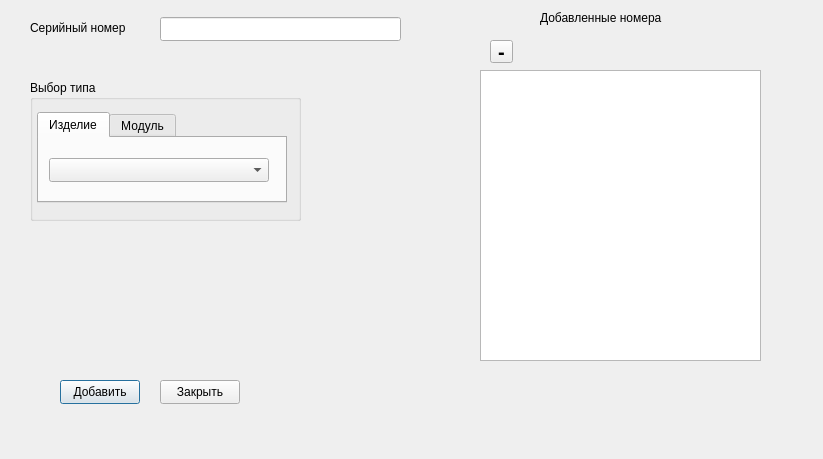
This is app/createdevicewindow.ui in AlexeyScherbakov2021/Remont as Qt 5 draws it before an edit. The edited form follows.
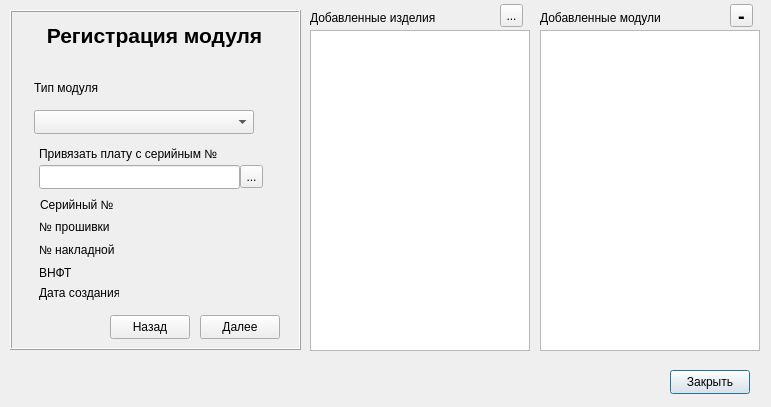
This is the edited form. The open tabs and pages were chosen to show the change.

Commit message: Регистрация устройств с платами

Diff of the .ui file:
```diff
--- a/app/createdevicewindow.ui
+++ b/app/createdevicewindow.ui
@@ -6,54 +6,18 @@
    <rect>
     <x>0</x>
     <y>0</y>
-    <width>823</width>
-    <height>459</height>
+    <width>771</width>
+    <height>407</height>
    </rect>
   </property>
   <property name="windowTitle">
    <string>Регистрация устройства</string>
   </property>
-  <widget class="QLabel" name="label">
-   <property name="geometry">
-    <rect>
-     <x>30</x>
-     <y>20</y>
-     <width>121</width>
-     <height>16</height>
-    </rect>
-   </property>
-   <property name="text">
-    <string>Серийный номер</string>
-   </property>
-  </widget>
-  <widget class="QLineEdit" name="leNumber">
-   <property name="geometry">
-    <rect>
-     <x>160</x>
-     <y>17</y>
-     <width>241</width>
-     <height>24</height>
-    </rect>
-   </property>
-  </widget>
-  <widget class="QPushButton" name="pbAdd">
-   <property name="geometry">
-    <rect>
-     <x>60</x>
-     <y>380</y>
-     <width>80</width>
-     <height>24</height>
-    </rect>
-   </property>
-   <property name="text">
-    <string>Добавить</string>
-   </property>
-  </widget>
   <widget class="QPushButton" name="pbClose">
    <property name="geometry">
     <rect>
-     <x>160</x>
-     <y>380</y>
+     <x>670</x>
+     <y>370</y>
      <width>80</width>
      <height>24</height>
     </rect>
@@ -65,10 +29,10 @@
   <widget class="QListWidget" name="listWidget">
    <property name="geometry">
     <rect>
-     <x>480</x>
-     <y>70</y>
-     <width>281</width>
-     <height>291</height>
+     <x>540</x>
+     <y>30</y>
+     <width>220</width>
+     <height>321</height>
     </rect>
    </property>
   </widget>
@@ -77,75 +41,19 @@
     <rect>
      <x>540</x>
      <y>10</y>
-     <width>211</width>
+     <width>141</width>
      <height>16</height>
     </rect>
    </property>
    <property name="text">
-    <string>Добавленные номера</string>
+    <string>Добавленные модули</string>
    </property>
   </widget>
-  <widget class="QGroupBox" name="groupBox">
+  <widget class="QToolButton" name="tbDeleteModul">
    <property name="geometry">
     <rect>
-     <x>30</x>
-     <y>80</y>
-     <width>271</width>
-     <height>141</height>
-    </rect>
-   </property>
-   <property name="title">
-    <string>Выбор типа</string>
-   </property>
-   <widget class="QTabWidget" name="tabWidget">
-    <property name="geometry">
-     <rect>
-      <x>7</x>
-      <y>32</y>
-      <width>250</width>
-      <height>91</height>
-     </rect>
-    </property>
-    <property name="currentIndex">
-     <number>0</number>
-    </property>
-    <widget class="QWidget" name="tab">
-     <attribute name="title">
-      <string>Изделие</string>
-     </attribute>
-     <widget class="QComboBox" name="cbProduct">
-      <property name="geometry">
-       <rect>
-        <x>10</x>
-        <y>20</y>
-        <width>220</width>
-        <height>24</height>
-       </rect>
-      </property>
-     </widget>
-    </widget>
-    <widget class="QWidget" name="tab_2">
-     <attribute name="title">
-      <string>Модуль</string>
-     </attribute>
-     <widget class="QComboBox" name="cbModul">
-      <property name="geometry">
-       <rect>
-        <x>10</x>
-        <y>20</y>
-        <width>220</width>
-        <height>24</height>
-       </rect>
-      </property>
-     </widget>
-    </widget>
-   </widget>
-  </widget>
-  <widget class="QToolButton" name="tbDelete">
-   <property name="geometry">
-    <rect>
-     <x>490</x>
-     <y>40</y>
+     <x>730</x>
+     <y>4</y>
      <width>23</width>
      <height>23</height>
     </rect>
@@ -160,6 +68,669 @@
     <string>-</string>
    </property>
   </widget>
+  <widget class="QFrame" name="frame">
+   <property name="geometry">
+    <rect>
+     <x>10</x>
+     <y>10</y>
+     <width>291</width>
+     <height>340</height>
+    </rect>
+   </property>
+   <property name="frameShape">
+    <enum>QFrame::Shape::Box</enum>
+   </property>
+   <property name="frameShadow">
+    <enum>QFrame::Shadow::Raised</enum>
+   </property>
+   <widget class="QStackedWidget" name="stackedWidget">
+    <property name="geometry">
+     <rect>
+      <x>4</x>
+      <y>10</y>
+      <width>281</width>
+      <height>281</height>
+     </rect>
+    </property>
+    <property name="currentIndex">
+     <number>0</number>
+    </property>
+    <widget class="QWidget" name="page">
+     <widget class="QRadioButton" name="radioButton_2">
+      <property name="geometry">
+       <rect>
+        <x>60</x>
+        <y>110</y>
+        <width>91</width>
+        <height>22</height>
+       </rect>
+      </property>
+      <property name="text">
+       <string>Модуль</string>
+      </property>
+     </widget>
+     <widget class="QRadioButton" name="rbProd">
+      <property name="geometry">
+       <rect>
+        <x>60</x>
+        <y>80</y>
+        <width>91</width>
+        <height>22</height>
+       </rect>
+      </property>
+      <property name="text">
+       <string>Изделие</string>
+      </property>
+      <property name="checked">
+       <bool>true</bool>
+      </property>
+     </widget>
+    </widget>
+    <widget class="QWidget" name="page_2">
+     <widget class="QLabel" name="label_8">
+      <property name="geometry">
+       <rect>
+        <x>60</x>
+        <y>50</y>
+        <width>91</width>
+        <height>16</height>
+       </rect>
+      </property>
+      <property name="text">
+       <string>Тип изделия</string>
+      </property>
+     </widget>
+     <widget class="QComboBox" name="cbProduct">
+      <property name="geometry">
+       <rect>
+        <x>40</x>
+        <y>80</y>
+        <width>220</width>
+        <height>24</height>
+       </rect>
+      </property>
+     </widget>
+     <widget class="QLineEdit" name="leNumProduct">
+      <property name="geometry">
+       <rect>
+        <x>40</x>
+        <y>140</y>
+        <width>221</width>
+        <height>24</height>
+       </rect>
+      </property>
+     </widget>
+     <widget class="QLabel" name="label_10">
+      <property name="geometry">
+       <rect>
+        <x>40</x>
+        <y>120</y>
+        <width>111</width>
+        <height>16</height>
+       </rect>
+      </property>
+      <property name="text">
+       <string>Серийный номер</string>
+      </property>
+     </widget>
+     <widget class="QLabel" name="label_12">
+      <property name="geometry">
+       <rect>
+        <x>30</x>
+        <y>0</y>
+        <width>241</width>
+        <height>31</height>
+       </rect>
+      </property>
+      <property name="font">
+       <font>
+        <pointsize>16</pointsize>
+        <bold>true</bold>
+       </font>
+      </property>
+      <property name="text">
+       <string>Регистрация изделия</string>
+      </property>
+      <property name="alignment">
+       <set>Qt::AlignmentFlag::AlignCenter</set>
+      </property>
+     </widget>
+    </widget>
+    <widget class="QWidget" name="page_3">
+     <widget class="QLabel" name="label_9">
+      <property name="geometry">
+       <rect>
+        <x>20</x>
+        <y>60</y>
+        <width>101</width>
+        <height>16</height>
+       </rect>
+      </property>
+      <property name="text">
+       <string>Тип модуля</string>
+      </property>
+     </widget>
+     <widget class="QComboBox" name="cbModul">
+      <property name="geometry">
+       <rect>
+        <x>20</x>
+        <y>90</y>
+        <width>220</width>
+        <height>24</height>
+       </rect>
+      </property>
+     </widget>
+     <widget class="QLabel" name="lbDatePlate">
+      <property name="geometry">
+       <rect>
+        <x>120</x>
+        <y>266</y>
+        <width>140</width>
+        <height>16</height>
+       </rect>
+      </property>
+      <property name="font">
+       <font>
+        <bold>true</bold>
+       </font>
+      </property>
+      <property name="text">
+       <string/>
+      </property>
+     </widget>
+     <widget class="QLabel" name="label_3">
+      <property name="geometry">
+       <rect>
+        <x>25</x>
+        <y>126</y>
+        <width>191</width>
+        <height>16</height>
+       </rect>
+      </property>
+      <property name="text">
+       <string>Привязать плату с серийным №</string>
+      </property>
+     </widget>
+     <widget class="QLabel" name="lbNumberDocPlate">
+      <property name="geometry">
+       <rect>
+        <x>120</x>
+        <y>222</y>
+        <width>140</width>
+        <height>16</height>
+       </rect>
+      </property>
+      <property name="font">
+       <font>
+        <bold>true</bold>
+       </font>
+      </property>
+      <property name="text">
+       <string/>
+      </property>
+     </widget>
+     <widget class="QLabel" name="lbVNFTPlate">
+      <property name="geometry">
+       <rect>
+        <x>120</x>
+        <y>244</y>
+        <width>140</width>
+        <height>16</height>
+       </rect>
+      </property>
+      <property name="font">
+       <font>
+        <bold>true</bold>
+       </font>
+      </property>
+      <property name="text">
+       <string/>
+      </property>
+     </widget>
+     <widget class="QLabel" name="label_7">
+      <property name="geometry">
+       <rect>
+        <x>25</x>
+        <y>265</y>
+        <width>80</width>
+        <height>16</height>
+       </rect>
+      </property>
+      <property name="text">
+       <string>Дата создания</string>
+      </property>
+     </widget>
+     <widget class="QLineEdit" name="leSearchPlate">
+      <property name="geometry">
+       <rect>
+        <x>25</x>
+        <y>145</y>
+        <width>201</width>
+        <height>24</height>
+       </rect>
+      </property>
+     </widget>
+     <widget class="QLabel" name="lbNumberFWPlate">
+      <property name="geometry">
+       <rect>
+        <x>120</x>
+        <y>199</y>
+        <width>140</width>
+        <height>16</height>
+       </rect>
+      </property>
+      <property name="font">
+       <font>
+        <bold>true</bold>
+       </font>
+      </property>
+      <property name="text">
+       <string/>
+      </property>
+     </widget>
+     <widget class="QLabel" name="label_4">
+      <property name="geometry">
+       <rect>
+        <x>25</x>
+        <y>199</y>
+        <width>80</width>
+        <height>16</height>
+       </rect>
+      </property>
+      <property name="text">
+       <string>№ прошивки</string>
+      </property>
+     </widget>
+     <widget class="QLabel" name="label_5">
+      <property name="geometry">
+       <rect>
+        <x>25</x>
+        <y>222</y>
+        <width>80</width>
+        <height>16</height>
+       </rect>
+      </property>
+      <property name="text">
+       <string>№ накладной</string>
+      </property>
+     </widget>
+     <widget class="QLabel" name="label_6">
+      <property name="geometry">
+       <rect>
+        <x>25</x>
+        <y>245</y>
+        <width>80</width>
+        <height>16</height>
+       </rect>
+      </property>
+      <property name="text">
+       <string>ВНФТ</string>
+      </property>
+     </widget>
+     <widget class="QToolButton" name="tbSearchPlate">
+      <property name="geometry">
+       <rect>
+        <x>226</x>
+        <y>145</y>
+        <width>23</width>
+        <height>23</height>
+       </rect>
+      </property>
+      <property name="text">
+       <string>...</string>
+      </property>
+     </widget>
+     <widget class="QLabel" name="label_13">
+      <property name="geometry">
+       <rect>
+        <x>20</x>
+        <y>0</y>
+        <width>241</width>
+        <height>31</height>
+       </rect>
+      </property>
+      <property name="font">
+       <font>
+        <pointsize>16</pointsize>
+        <bold>true</bold>
+       </font>
+      </property>
+      <property name="text">
+       <string>Регистрация модуля</string>
+      </property>
+      <property name="alignment">
+       <set>Qt::AlignmentFlag::AlignCenter</set>
+      </property>
+     </widget>
+     <widget class="QLabel" name="label_21">
+      <property name="geometry">
+       <rect>
+        <x>26</x>
+        <y>177</y>
+        <width>81</width>
+        <height>16</height>
+       </rect>
+      </property>
+      <property name="text">
+       <string>Серийный №</string>
+      </property>
+     </widget>
+     <widget class="QLabel" name="lbNumberPlate">
+      <property name="geometry">
+       <rect>
+        <x>117</x>
+        <y>178</y>
+        <width>140</width>
+        <height>16</height>
+       </rect>
+      </property>
+      <property name="font">
+       <font>
+        <bold>true</bold>
+       </font>
+      </property>
+      <property name="text">
+       <string/>
+      </property>
+     </widget>
+    </widget>
+    <widget class="QWidget" name="page_4">
+     <widget class="QLabel" name="label_11">
+      <property name="geometry">
+       <rect>
+        <x>24</x>
+        <y>210</y>
+        <width>131</width>
+        <height>16</height>
+       </rect>
+      </property>
+      <property name="text">
+       <string>Серийный номер</string>
+      </property>
+     </widget>
+     <widget class="QLineEdit" name="leNumModul">
+      <property name="geometry">
+       <rect>
+        <x>24</x>
+        <y>230</y>
+        <width>211</width>
+        <height>24</height>
+       </rect>
+      </property>
+     </widget>
+     <widget class="QLabel" name="label_14">
+      <property name="geometry">
+       <rect>
+        <x>20</x>
+        <y>0</y>
+        <width>241</width>
+        <height>31</height>
+       </rect>
+      </property>
+      <property name="font">
+       <font>
+        <pointsize>16</pointsize>
+        <bold>true</bold>
+       </font>
+      </property>
+      <property name="text">
+       <string>Регистрация модуля</string>
+      </property>
+      <property name="alignment">
+       <set>Qt::AlignmentFlag::AlignCenter</set>
+      </property>
+     </widget>
+     <widget class="QLabel" name="label_15">
+      <property name="geometry">
+       <rect>
+        <x>20</x>
+        <y>40</y>
+        <width>101</width>
+        <height>16</height>
+       </rect>
+      </property>
+      <property name="text">
+       <string>Тип модуля</string>
+      </property>
+     </widget>
+     <widget class="QLabel" name="lbNumberDocPlate_2">
+      <property name="geometry">
+       <rect>
+        <x>130</x>
+        <y>123</y>
+        <width>150</width>
+        <height>16</height>
+       </rect>
+      </property>
+      <property name="font">
+       <font>
+        <bold>true</bold>
+       </font>
+      </property>
+      <property name="text">
+       <string/>
+      </property>
+     </widget>
+     <widget class="QLabel" name="lbVNFTPlate_2">
+      <property name="geometry">
+       <rect>
+        <x>130</x>
+        <y>147</y>
+        <width>150</width>
+        <height>16</height>
+       </rect>
+      </property>
+      <property name="font">
+       <font>
+        <bold>true</bold>
+       </font>
+      </property>
+      <property name="text">
+       <string/>
+      </property>
+     </widget>
+     <widget class="QLabel" name="label_16">
+      <property name="geometry">
+       <rect>
+        <x>20</x>
+        <y>170</y>
+        <width>80</width>
+        <height>16</height>
+       </rect>
+      </property>
+      <property name="text">
+       <string>Дата создания</string>
+      </property>
+     </widget>
+     <widget class="QLabel" name="lbNumberFWPlate_2">
+      <property name="geometry">
+       <rect>
+        <x>130</x>
+        <y>100</y>
+        <width>150</width>
+        <height>16</height>
+       </rect>
+      </property>
+      <property name="font">
+       <font>
+        <bold>true</bold>
+       </font>
+      </property>
+      <property name="text">
+       <string/>
+      </property>
+     </widget>
+     <widget class="QLabel" name="lbDatePlate_2">
+      <property name="geometry">
+       <rect>
+        <x>130</x>
+        <y>170</y>
+        <width>150</width>
+        <height>16</height>
+       </rect>
+      </property>
+      <property name="font">
+       <font>
+        <bold>true</bold>
+       </font>
+      </property>
+      <property name="text">
+       <string/>
+      </property>
+     </widget>
+     <widget class="QLabel" name="label_17">
+      <property name="geometry">
+       <rect>
+        <x>20</x>
+        <y>100</y>
+        <width>80</width>
+        <height>16</height>
+       </rect>
+      </property>
+      <property name="text">
+       <string>№ прошивки</string>
+      </property>
+     </widget>
+     <widget class="QLabel" name="label_18">
+      <property name="geometry">
+       <rect>
+        <x>20</x>
+        <y>123</y>
+        <width>80</width>
+        <height>16</height>
+       </rect>
+      </property>
+      <property name="text">
+       <string>№ накладной</string>
+      </property>
+     </widget>
+     <widget class="QLabel" name="label_19">
+      <property name="geometry">
+       <rect>
+        <x>20</x>
+        <y>147</y>
+        <width>80</width>
+        <height>16</height>
+       </rect>
+      </property>
+      <property name="text">
+       <string>ВНФТ</string>
+      </property>
+     </widget>
+     <widget class="QLabel" name="lbNumberPlate_2">
+      <property name="geometry">
+       <rect>
+        <x>130</x>
+        <y>73</y>
+        <width>150</width>
+        <height>16</height>
+       </rect>
+      </property>
+      <property name="font">
+       <font>
+        <bold>true</bold>
+       </font>
+      </property>
+      <property name="text">
+       <string/>
+      </property>
+     </widget>
+     <widget class="QLabel" name="label_20">
+      <property name="geometry">
+       <rect>
+        <x>20</x>
+        <y>73</y>
+        <width>80</width>
+        <height>16</height>
+       </rect>
+      </property>
+      <property name="text">
+       <string>№ платы</string>
+      </property>
+     </widget>
+     <widget class="QLabel" name="lbTypeModul">
+      <property name="geometry">
+       <rect>
+        <x>130</x>
+        <y>40</y>
+        <width>150</width>
+        <height>16</height>
+       </rect>
+      </property>
+      <property name="font">
+       <font>
+        <bold>true</bold>
+       </font>
+      </property>
+      <property name="text">
+       <string/>
+      </property>
+     </widget>
+    </widget>
+   </widget>
+   <widget class="QPushButton" name="pbPrev">
+    <property name="geometry">
+     <rect>
+      <x>100</x>
+      <y>305</y>
+      <width>80</width>
+      <height>24</height>
+     </rect>
+    </property>
+    <property name="text">
+     <string>Назад</string>
+    </property>
+   </widget>
+   <widget class="QPushButton" name="pbNext">
+    <property name="geometry">
+     <rect>
+      <x>190</x>
+      <y>305</y>
+      <width>80</width>
+      <height>24</height>
+     </rect>
+    </property>
+    <property name="text">
+     <string>Далее</string>
+    </property>
+   </widget>
+  </widget>
+  <widget class="QLabel" name="label">
+   <property name="geometry">
+    <rect>
+     <x>310</x>
+     <y>10</y>
+     <width>141</width>
+     <height>16</height>
+    </rect>
+   </property>
+   <property name="text">
+    <string>Добавленные изделия</string>
+   </property>
+  </widget>
+  <widget class="QListWidget" name="lwProduct">
+   <property name="geometry">
+    <rect>
+     <x>310</x>
+     <y>30</y>
+     <width>220</width>
+     <height>321</height>
+    </rect>
+   </property>
+  </widget>
+  <widget class="QToolButton" name="tbDeleteProduct">
+   <property name="geometry">
+    <rect>
+     <x>500</x>
+     <y>4</y>
+     <width>23</width>
+     <height>23</height>
+    </rect>
+   </property>
+   <property name="text">
+    <string>...</string>
+   </property>
+  </widget>
  </widget>
  <resources/>
  <connections>
```
Left out of the diff: 6 changed lines with no effect on the pictures. The commit also changes 38 other files.
